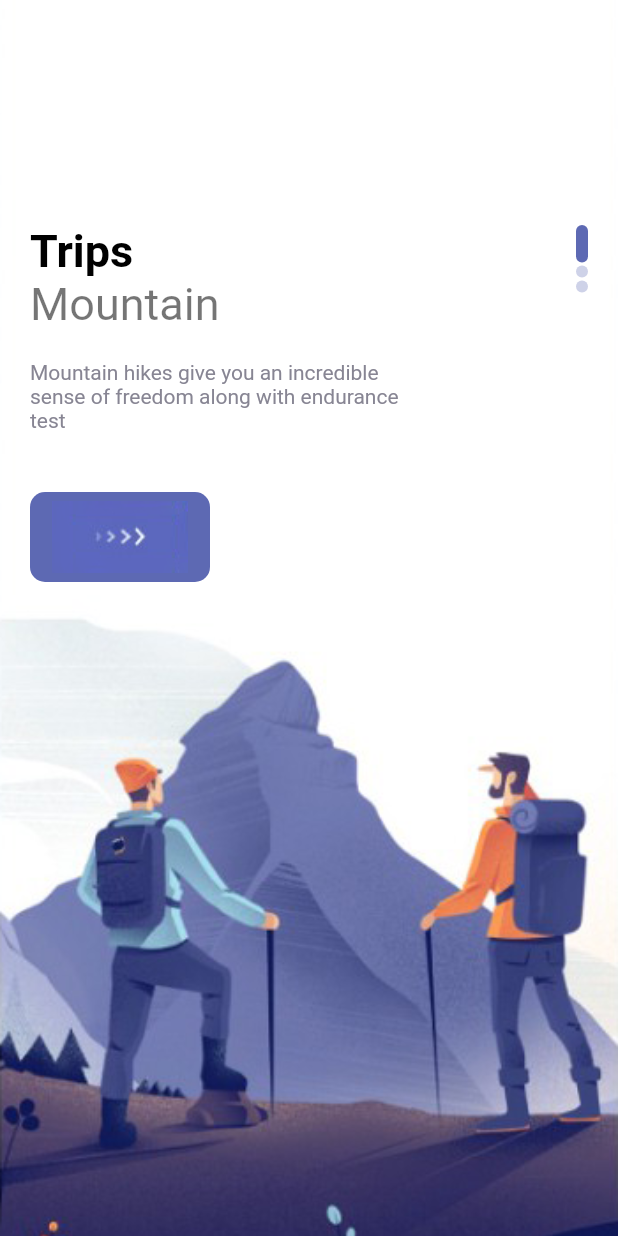
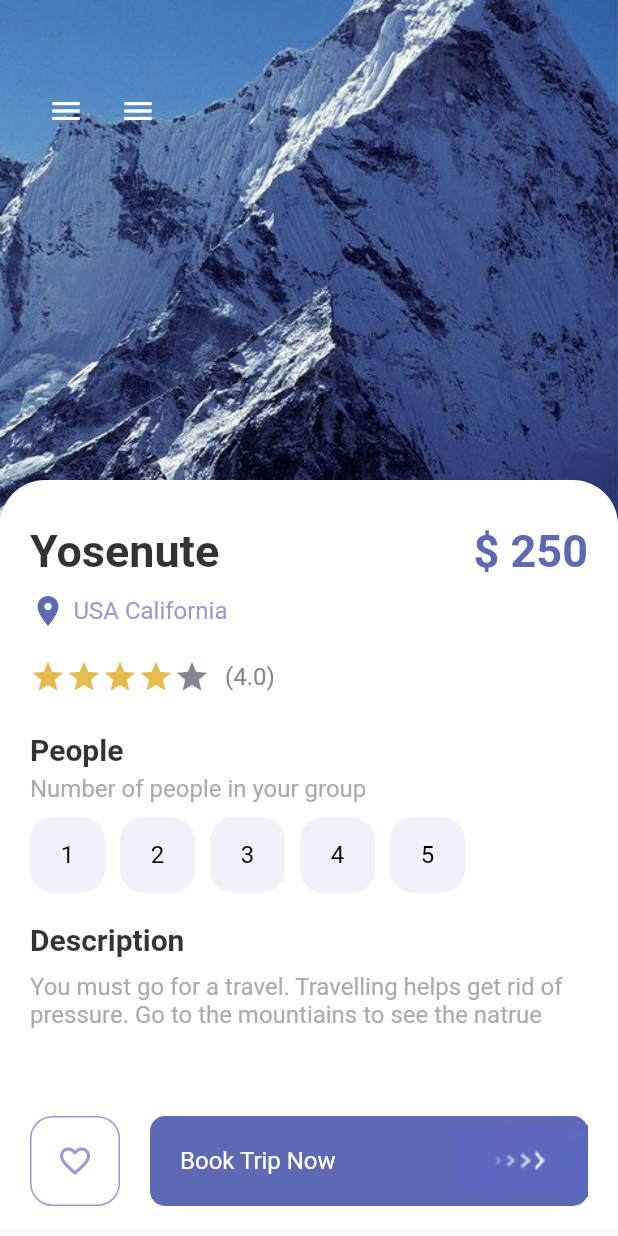
Before and after one commit to avashshresthaa/flutter_bloc, a Flutter app: the screen it shows after launch, on a phone screen of 412 x 824 dp. Run offline on Flutter 3.47's test engine with Material 2 defaults, Android fonts, the phone set to English and light mode, and no system bars.

Commit message:
UI Completed for travell app

```diff
--- a/lib/main.dart
+++ b/lib/main.dart
@@ -1,5 +1,6 @@
 import 'package:flutter/material.dart';
-import 'package:flutter_bloc/pages/welcome_page.dart';
+import 'package:flutter_bloc/pages/detail_page.dart';
+import 'package:flutter_bloc/pages/navpages/main_page.dart';
 
 void main() {
   runApp(const MyApp());
@@ -17,7 +18,7 @@ class MyApp extends StatelessWidget {
       theme: ThemeData(
         primarySwatch: Colors.blue,
       ),
-      home: WelcomePage(),
+      home: DetailPage(),
     );
   }
 }
--- a/lib/pages/colors.dart
+++ /dev/null
@@ -1,11 +0,0 @@
-import 'dart:ui';
-
-class AppColors{
-  static final Color textColor1= Color(0xFF989acd);
-  static final Color textColor2 = Color(0xFF878593);
-  static final Color bigTextColor=Color(0xFF2e2e31);
-  static final Color mainColor= Color(0xFF5d69b3);
-  static final Color starColor = Color(0xFFe7bb4e);
-  static final Color mainTextColor = Color(0xFFababad);
-  static final Color buttonBackground = Color(0xFFf1f1f9);
-}
--- /dev/null
+++ b/lib/pages/detail_page.dart
@@ -0,0 +1,203 @@
+import 'package:flutter/material.dart';
+import 'package:flutter_bloc/misc/colors.dart';
+import 'package:flutter_bloc/widgets/app_large_text.dart';
+import 'package:flutter_bloc/widgets/app_text.dart';
+import 'package:flutter_bloc/widgets/responsive_button.dart';
+
+import '../widgets/app_buttons.dart';
+
+class DetailPage extends StatefulWidget {
+  DetailPage({Key? key}) : super(key: key);
+
+  @override
+  State<DetailPage> createState() => _DetailPageState();
+}
+
+class _DetailPageState extends State<DetailPage> {
+  int gottenStars = 4;
+  int selectedIndex = -1;
+  @override
+  Widget build(BuildContext context) {
+    return Scaffold(
+      body: Container(
+        height: double.maxFinite,
+        width: double.maxFinite,
+        child: Stack(
+          children: [
+            Positioned(
+              left: 0,
+              right: 0,
+              child: Container(
+                width: double.maxFinite,
+                height: 350,
+                decoration: BoxDecoration(
+                    image: DecorationImage(
+                        image: AssetImage('assets/mountain.jpeg'),
+                        fit: BoxFit.cover)),
+              ),
+            ),
+            Positioned(
+              left: 20,
+              top: 50,
+              child: Row(
+                mainAxisAlignment: MainAxisAlignment.spaceBetween,
+                children: [
+                  IconButton(
+                    onPressed: () {},
+                    icon: Icon(Icons.menu),
+                    color: Colors.white,
+                  ),
+                  IconButton(
+                    onPressed: () {},
+                    icon: Icon(Icons.menu),
+                    color: Colors.white,
+                  ),
+                ],
+              ),
+            ),
+            Positioned(
+              top: 320,
+              child: Container(
+                padding: EdgeInsets.only(left: 20, right: 20, top: 30),
+                width: MediaQuery.of(context).size.width,
+                height: 500,
+                decoration: BoxDecoration(
+                  borderRadius: BorderRadius.only(
+                      topLeft: Radius.circular(30),
+                      topRight: Radius.circular(30)),
+                  color: Colors.white,
+                ),
+                child: Column(
+                  crossAxisAlignment: CrossAxisAlignment.start,
+                  children: [
+                    Row(
+                      mainAxisAlignment: MainAxisAlignment.spaceBetween,
+                      children: [
+                        AppLargeText(
+                          text: 'Yosenute',
+                          color: Colors.black.withOpacity(0.8),
+                        ),
+                        AppLargeText(
+                            text: "\$ 250", color: AppColors.mainColor),
+                      ],
+                    ),
+                    SizedBox(height: 10),
+                    Row(
+                      children: [
+                        Icon(
+                          Icons.location_on,
+                          color: AppColors.mainColor,
+                        ),
+                        SizedBox(width: 5),
+                        AppText(
+                          text: 'USA California',
+                          color: AppColors.textColor1,
+                        ),
+                      ],
+                    ),
+                    SizedBox(height: 20),
+                    Row(
+                      children: [
+                        Wrap(
+                          children: List.generate(
+                              5,
+                              (index) => Icon(
+                                    Icons.star,
+                                    color: gottenStars > index
+                                        ? AppColors.starColor
+                                        : AppColors.textColor2,
+                                  )),
+                        ),
+                        SizedBox(
+                          width: 10,
+                        ),
+                        AppText(
+                          text: '(4.0)',
+                          color: AppColors.textColor2,
+                        )
+                      ],
+                    ),
+                    SizedBox(height: 25),
+                    AppLargeText(
+                      text: 'People',
+                      size: 20,
+                      color: Colors.black.withOpacity(0.8),
+                    ),
+                    SizedBox(height: 5),
+                    AppText(
+                      text: 'Number of people in your group',
+                      color: AppColors.mainTextColor,
+                    ),
+                    SizedBox(height: 10),
+                    Wrap(
+                        children: List.generate(5, (index) {
+                      return InkWell(
+                        onTap: () {
+                          setState(() {
+                            selectedIndex = index;
+                          });
+                        },
+                        child: Container(
+                          margin: EdgeInsets.only(right: 10),
+                          child: AppButtons(
+                            size: 50,
+                            color: selectedIndex == index
+                                ? Colors.white
+                                : Colors.black,
+                            backgroungColor: selectedIndex == index
+                                ? Colors.black
+                                : AppColors.buttonBackground,
+                            borderColor: selectedIndex == index
+                                ? Colors.black
+                                : AppColors.buttonBackground,
+                            // icon: Icons.favorite_border,
+                            // isIcon: true,
+                            text: (index + 1).toString(),
+                          ),
+                        ),
+                      );
+                    })),
+                    SizedBox(height: 20),
+                    AppLargeText(
+                      text: 'Description',
+                      color: Colors.black.withOpacity(0.8),
+                      size: 20,
+                    ),
+                    SizedBox(height: 10),
+                    AppText(
+                      text:
+                          'You must go for a travel. Travelling helps get rid of pressure. Go to the mountiains to see the natrue',
+                      color: AppColors.mainTextColor,
+                    ),
+                  ],
+                ),
+              ),
+            ),
+            Positioned(
+              bottom: 20,
+              left: 20,
+              right: 20,
+              child: Row(
+                children: [
+                  AppButtons(
+                      size: 60,
+                      color: AppColors.textColor1,
+                      backgroungColor: Colors.white,
+                      isIcon: true,
+                      icon: Icons.favorite_border,
+                      borderColor: AppColors.textColor1),
+                  SizedBox(
+                    width: 20,
+                  ),
+                  ResponsiveButton(
+                    isResponsive: true,
+                  ),
+                ],
+              ),
+            ),
+          ],
+        ),
+      ),
+    );
+  }
+}
--- a/lib/pages/navpages/main_page.dart
+++ b/lib/pages/navpages/main_page.dart
@@ -1,6 +1,6 @@
 import 'package:flutter/material.dart';
 import 'package:flutter_bloc/pages/navpages/bar_item_page.dart';
-import 'package:flutter_bloc/pages/navpages/home_page.dart';
+import 'package:flutter_bloc/pages/home_page.dart';
 import 'package:flutter_bloc/pages/navpages/my_page.dart';
 import 'package:flutter_bloc/pages/navpages/search_page.dart';
 
--- /dev/null
+++ b/lib/widgets/app_buttons.dart
@@ -0,0 +1,53 @@
+import 'package:flutter/material.dart';
+import 'package:flutter_bloc/misc/colors.dart';
+import 'package:flutter_bloc/widgets/app_text.dart';
+
+class AppButtons extends StatelessWidget {
+  final Color color;
+  String? text;
+  IconData? icon;
+  final Color backgroungColor;
+  double size;
+  final Color borderColor;
+  bool? isIcon;
+
+  AppButtons({
+    Key? key,
+    this.isIcon = false,
+    this.text = 'hi',
+    this.icon,
+    required this.size,
+    required this.color,
+    required this.backgroungColor,
+    required this.borderColor,
+  }) : super(key: key);
+
+  @override
+  Widget build(BuildContext context) {
+    return Container(
+      width: size,
+      height: size,
+      decoration: BoxDecoration(
+        border: Border.all(
+          color: borderColor,
+          width: 1.0,
+        ),
+        borderRadius: BorderRadius.circular(15),
+        color: backgroungColor,
+      ),
+      child: isIcon == false
+          ? Center(
+              child: AppText(
+                text: text!,
+                color: color,
+              ),
+            )
+          : Center(
+              child: Icon(
+                icon,
+                color: color,
+              ),
+            ),
+    );
+  }
+}
--- a/lib/widgets/responsive_button.dart
+++ b/lib/widgets/responsive_button.dart
@@ -1,26 +1,40 @@
 import 'package:flutter/material.dart';
 import 'package:flutter_bloc/misc/colors.dart';
+import 'package:flutter_bloc/widgets/app_text.dart';
 
 class ResponsiveButton extends StatelessWidget {
   bool? isResponsive;
   double? width;
-  ResponsiveButton({Key? key, this.width, this.isResponsive = false})
+  ResponsiveButton({Key? key, this.width = 120, this.isResponsive = false})
       : super(key: key);
 
   @override
   Widget build(BuildContext context) {
-    return Container(
-      width: width,
+    return Flexible(
+      child: Container(
+        width: isResponsive == true ? double.maxFinite : width,
         height: 60,
         decoration: BoxDecoration(
           color: AppColors.mainColor,
           borderRadius: BorderRadius.circular(10),
         ),
         child: Row(
-        mainAxisAlignment: MainAxisAlignment.center,
+          mainAxisAlignment: isResponsive == true
+              ? MainAxisAlignment.spaceBetween
+              : MainAxisAlignment.center,
           children: [
+            isResponsive == true
+                ? Container(
+                    margin: EdgeInsets.only(left: 20),
+                    child: AppText(
+                      text: 'Book Trip Now',
+                      color: Colors.white,
+                    ),
+                  )
+                : Container(),
             Image.asset('assets/button-one.png'),
           ],
+        ),
       ),
     );
   }
```
Also changed, not shown: lib/pages/home_page.dart (added, +215 -0 lines), lib/pages/navpages/home_page.dart (deleted, +0 -55 lines). Lines whose indentation alone changed are shown as unchanged.
